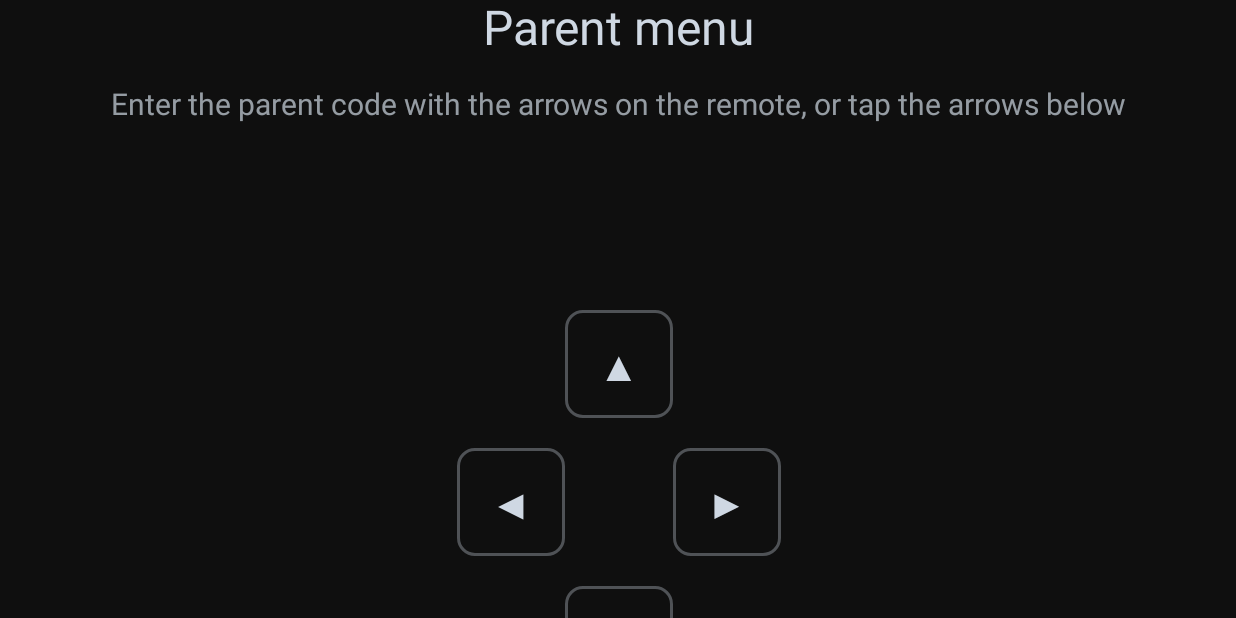
After one commit to jonwhittlestone/tools-countusdown, an Android app built with Jetpack Compose: the composable UnlockScreen called with empty values, on a phone screen of 824 x 412 dp (held sideways). The commit adds this screen. Run offline under Robolectric (Android 15) with nearby library versions, the phone set to English and light mode, and no system bars.

Commit message:
feat(green): hold OK or tap the hint to open a parent-code screen with on-screen arrows

```diff
--- /dev/null
+++ b/app/src/main/java/uk/howapped/countusdown/ui/UnlockScreen.kt
@@ -0,0 +1,135 @@
+package uk.howapped.countusdown.ui
+
+import androidx.compose.foundation.background
+import androidx.compose.foundation.border
+import androidx.compose.foundation.clickable
+import androidx.compose.foundation.focusable
+import androidx.compose.foundation.rememberScrollState
+import androidx.compose.foundation.verticalScroll
+import androidx.compose.foundation.layout.Arrangement
+import androidx.compose.foundation.layout.Box
+import androidx.compose.foundation.layout.Column
+import androidx.compose.foundation.layout.Row
+import androidx.compose.foundation.layout.Spacer
+import androidx.compose.foundation.layout.fillMaxSize
+import androidx.compose.foundation.layout.size
+import androidx.compose.foundation.shape.RoundedCornerShape
+import androidx.compose.foundation.text.BasicText
+import androidx.compose.runtime.Composable
+import androidx.compose.runtime.LaunchedEffect
+import androidx.compose.runtime.getValue
+import androidx.compose.runtime.mutableIntStateOf
+import androidx.compose.runtime.mutableStateOf
+import androidx.compose.runtime.remember
+import androidx.compose.runtime.setValue
+import androidx.compose.ui.Alignment
+import androidx.compose.ui.Modifier
+import androidx.compose.ui.focus.FocusRequester
+import androidx.compose.ui.focus.focusRequester
+import androidx.compose.ui.graphics.Color
+import androidx.compose.ui.input.key.Key
+import androidx.compose.ui.input.key.KeyEventType
+import androidx.compose.ui.input.key.key
+import androidx.compose.ui.input.key.onPreviewKeyEvent
+import androidx.compose.ui.input.key.type
+import androidx.compose.ui.platform.testTag
+import androidx.compose.ui.text.TextStyle
+import androidx.compose.ui.unit.dp
+import androidx.compose.ui.unit.sp
+import uk.howapped.countusdown.lock.CodeAttempt
+import uk.howapped.countusdown.lock.Pad
+
+const val UNLOCK_TITLE = "Parent menu"
+const val UNLOCK_HELP = "Enter the parent code with the arrows on the remote, or tap the arrows below"
+const val UNLOCK_WRONG = "Not quite. Try again"
+
+fun arrowTag(pad: Pad) = "arrow-${pad.name}"
+
+private val GLYPH = mapOf(Pad.UP to "▲", Pad.DOWN to "▼", Pad.LEFT to "◀", Pad.RIGHT to "▶")
+
+/**
+ * Asks for the parent code in the open, rather than listening for it silently: the remote's
+ * arrows or (on a phone) the on-screen ones. Dots show how far along a try is, never which keys.
+ */
+@Composable
+fun UnlockScreen(code: List<Pad>, onUnlock: () -> Unit, onCancel: () -> Unit) {
+    val attempt = remember(code) { CodeAttempt(code) }
+    var entered by remember { mutableIntStateOf(0) }
+    var wrong by remember { mutableStateOf(false) }
+    val focus = remember { FocusRequester() }
+    LaunchedEffect(Unit) { focus.requestFocus() }
+
+    fun press(pad: Pad) {
+        when (attempt.press(pad)) {
+            CodeAttempt.Result.UNLOCKED -> onUnlock()
+            CodeAttempt.Result.WRONG -> wrong = true
+            CodeAttempt.Result.MORE -> wrong = false
+        }
+        entered = attempt.entered
+    }
+
+    Box(
+        Modifier.fillMaxSize().background(Color(0xF0000000))
+            .focusRequester(focus)
+            .focusable()
+            // Every remote key is ours: arrows are the code, and OK (still held from opening
+            // this screen) must not press an on-screen arrow.
+            .onPreviewKeyEvent { e ->
+                if (e.key == Key.Back) {
+                    if (e.type == KeyEventType.KeyUp) onCancel()
+                    return@onPreviewKeyEvent true
+                }
+                val pad = when (e.key) {
+                    Key.DirectionUp -> Pad.UP
+                    Key.DirectionDown -> Pad.DOWN
+                    Key.DirectionLeft -> Pad.LEFT
+                    Key.DirectionRight -> Pad.RIGHT
+                    Key.DirectionCenter, Key.Enter, Key.NumPadEnter -> return@onPreviewKeyEvent true
+                    else -> return@onPreviewKeyEvent false
+                }
+                if (e.type == KeyEventType.KeyUp) press(pad)
+                true
+            },
+        contentAlignment = Alignment.Center,
+    ) {
+        // Scrolls on a small phone screen; a TV shows it all at once.
+        Column(
+            Modifier.verticalScroll(rememberScrollState()),
+            horizontalAlignment = Alignment.CenterHorizontally,
+            verticalArrangement = Arrangement.spacedBy(20.dp),
+        ) {
+            BasicText(UNLOCK_TITLE, style = TextStyle(color = Mist, fontSize = 32.sp))
+            BasicText(UNLOCK_HELP, style = TextStyle(color = Mist.copy(alpha = 0.7f), fontSize = 20.sp))
+            BasicText(
+                "●".repeat(entered) + "○".repeat(code.size - entered),
+                style = TextStyle(color = Mist, fontSize = 36.sp),
+            )
+            BasicText(if (wrong) UNLOCK_WRONG else " ", style = TextStyle(color = Color(0xFFE8B04A), fontSize = 20.sp))
+            Arrow(Pad.UP, ::press)
+            Row(verticalAlignment = Alignment.CenterVertically) {
+                Arrow(Pad.LEFT, ::press)
+                Spacer(Modifier.size(72.dp))
+                Arrow(Pad.RIGHT, ::press)
+            }
+            Arrow(Pad.DOWN, ::press)
+            BasicText(
+                "Cancel",
+                style = TextStyle(color = Mist.copy(alpha = 0.7f), fontSize = 20.sp),
+                modifier = Modifier.clickable { onCancel() },
+            )
+        }
+    }
+}
+
+@Composable
+private fun Arrow(pad: Pad, onPress: (Pad) -> Unit) {
+    val shape = RoundedCornerShape(12.dp)
+    Box(
+        Modifier.size(72.dp).testTag(arrowTag(pad))
+            .border(2.dp, Color(0x55CFD8E3), shape)
+            .clickable { onPress(pad) },
+        contentAlignment = Alignment.Center,
+    ) {
+        BasicText(GLYPH.getValue(pad), style = TextStyle(color = Mist, fontSize = 28.sp))
+    }
+}
```
Also changed, not shown: app/src/main/java/uk/howapped/countusdown/MainActivity.kt (+16 -2 lines), app/src/main/java/uk/howapped/countusdown/lock/Lock.kt (+21 -0 lines), app/src/main/java/uk/howapped/countusdown/ui/CountdownScreen.kt (+5 -4 lines), 2 other files.
